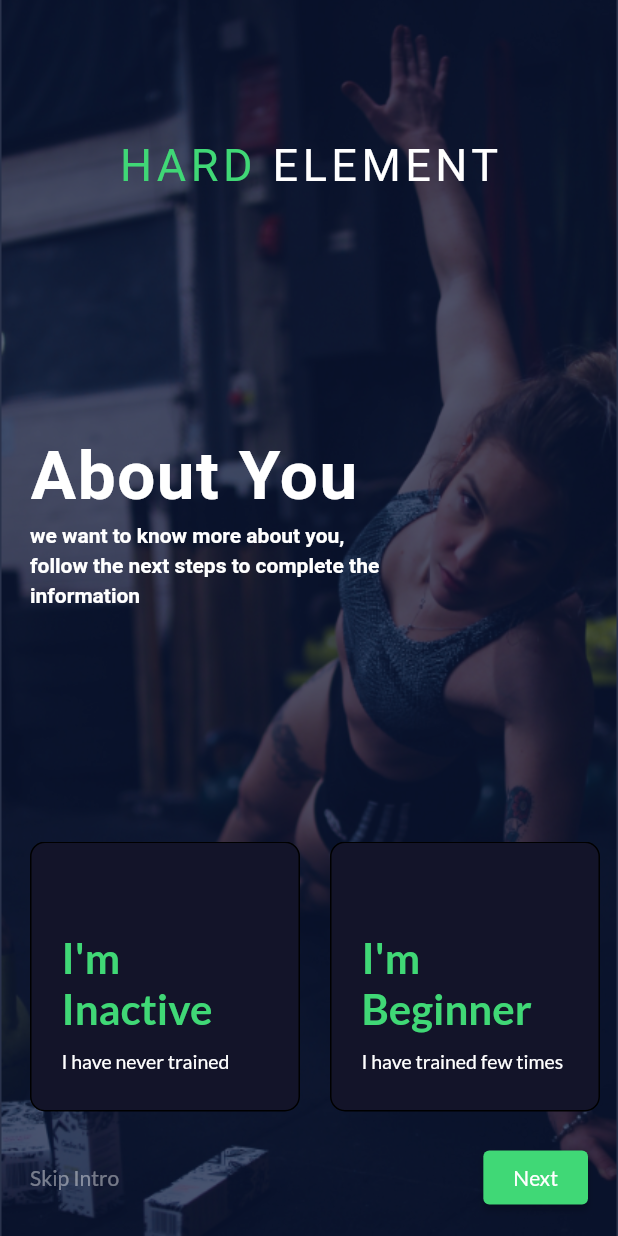
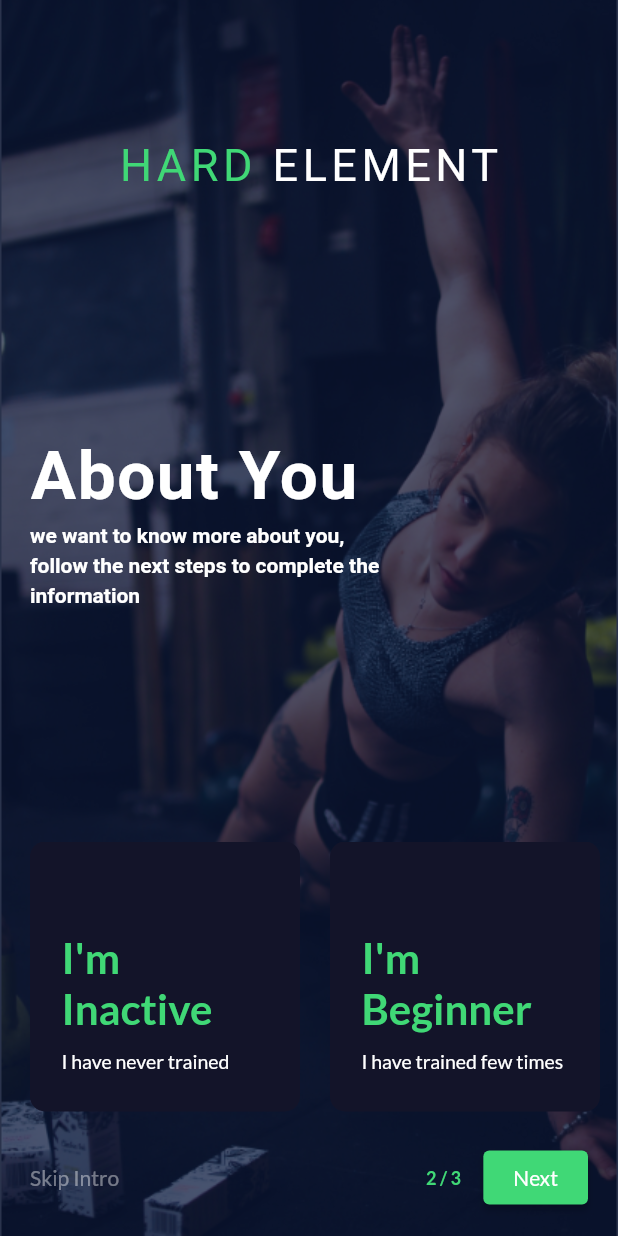
Before and after one commit to anasfik/work-out-mobile-app, a Flutter app: the GetStartedPage screen opened directly, on a phone screen of 412 x 824 dp. Run offline on Flutter 3.47's test engine with Material 2 defaults, Android fonts, the phone set to English and light mode, and no system bars; drawn by our look-alikes of delayed_display; our stand-ins replace cloud_firestore, firebase_auth, firebase_core, firebase_storage, flutter_spinkit, get and 2 more; accounts and stored records are empty; network calls fail.

Commit message:
Added counter for checkedCards, to-do: link it

```diff
--- a/lib/view/screens/Get started/GetStartedPage.dart
+++ b/lib/view/screens/Get started/GetStartedPage.dart
@@ -102,11 +102,11 @@ class GetStartedPage extends StatelessWidget {
                     height: 20,
                   ),
                   Container(
-                    margin: const EdgeInsets.symmetric(horizontal: 20),
+                    margin:
+                        const EdgeInsets.symmetric(horizontal: 20, vertical: 0),
                     child: DelayedDisplay(
                       delay: delayHelper.getDelayDuration(),
                       child: Row(
-                        crossAxisAlignment: CrossAxisAlignment.center,
                         mainAxisAlignment: MainAxisAlignment.spaceBetween,
                         children: [
                           GestureDetector(
@@ -118,6 +118,22 @@ class GetStartedPage extends StatelessWidget {
                               ),
                             ),
                           ),
+                          IntrinsicHeight(
+                            child: Row(
+                              mainAxisAlignment: MainAxisAlignment.end,
+                              children: [
+                                Align(
+                                  alignment: Alignment.center,
+                                  child: Text(
+                                    "2 / ${cardsList.length}",
+                                    style: TextStyle(
+                                      fontWeight: FontWeight.bold,
+                                      color: AppColors.green,
+                                      fontSize: 12,
+                                    ),
+                                  ),
+                                ),
+                                const SizedBox(width: 15),
                                 ElevatedButton(
                                   style: ElevatedButton.styleFrom(
                                     padding: const EdgeInsets.symmetric(
@@ -128,8 +144,13 @@ class GetStartedPage extends StatelessWidget {
                                   onPressed: () {
                                     Get.to(SignUpPage());
                                   },
-                            child: Text(controller.capitalize(AppTexts.next),
-                                style: const TextStyle(color: Colors.white)),
+                                  child: Text(
+                                      controller.capitalize(AppTexts.next),
+                                      style:
+                                          const TextStyle(color: Colors.white)),
+                                ),
+                              ],
+                            ),
                           ),
                         ],
                       ),
--- a/lib/view/screens/Get started/componenets/GetStartedCard.dart
+++ b/lib/view/screens/Get started/componenets/GetStartedCard.dart
@@ -72,7 +72,7 @@ class GetStartedCard extends StatelessWidget {
             decoration: BoxDecoration(
               border: Border.all(
                 width: 1,
-                color: cardBorderColor.withOpacity(1),
+                color: cardBorderColor,
               ),
               color: AppColors.darkBlue,
               borderRadius: BorderRadius.circular(10),
```
Lines whose indentation alone changed are shown as unchanged.
